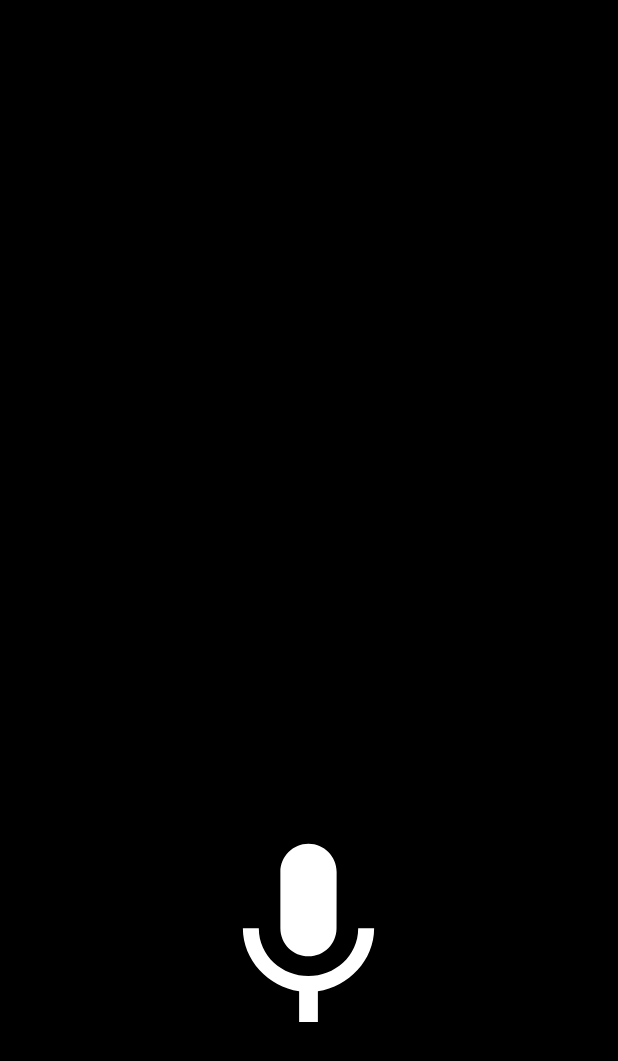
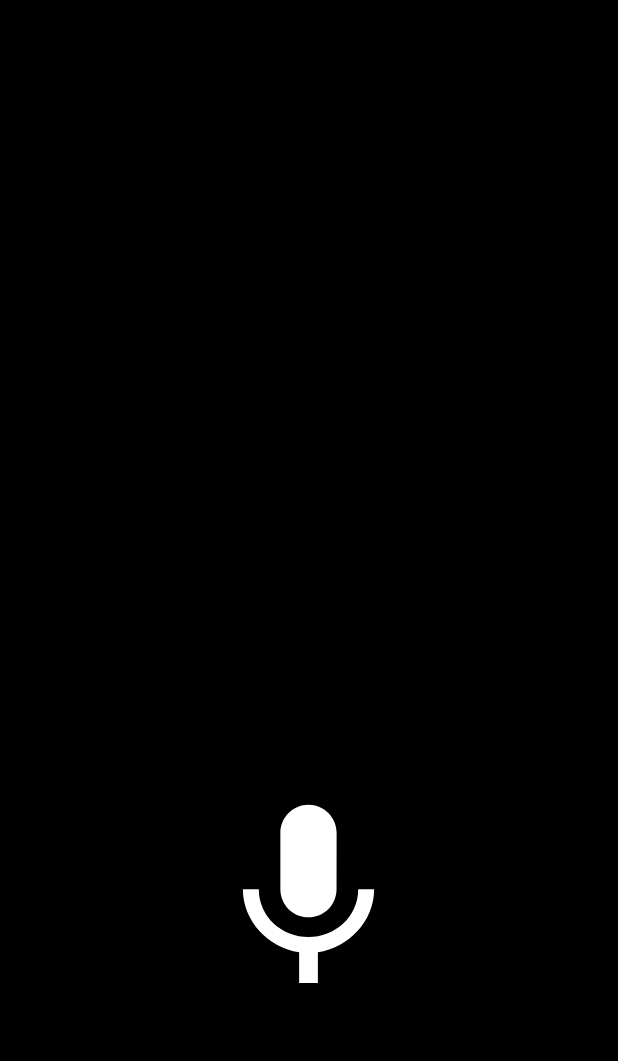
Before and after one commit to Leoxhiu/Vizio, an Android app built with Jetpack Compose: the screen it shows after launch (MainActivity), on a phone screen of 412 x 824 dp. Shown: the top 1061 px of the screen. Run offline under Robolectric (Android 15) with nearby library versions, the phone set to English and light mode, and no system bars; libraries missing offline, so code that uses them is left out: org.tensorflow.lite; 3 statements that could not run were skipped.

Commit message:
Increase area of triggering speech recognition Add haptic feedback on successful voice command Change initialisation of speech recognition to the start of tts

```diff
--- a/app/src/main/java/com/example/vizio/MainActivity.kt
+++ b/app/src/main/java/com/example/vizio/MainActivity.kt
@@ -21,6 +21,7 @@ import android.speech.tts.TextToSpeech
 import android.speech.tts.UtteranceProgressListener
 import android.util.Log
 import android.view.TextureView
+import android.view.View
 import android.widget.ImageView
 import android.widget.Toast
 import androidx.activity.ComponentActivity
@@ -158,11 +159,10 @@ class MainActivity : ComponentActivity() {
                     tts?.setOnUtteranceProgressListener(object : UtteranceProgressListener() {
                         override fun onStart(utteranceId: String?) {
                             // Called when the TTS starts speaking
+                            initializeSpeechRecognition()
                         }
 
                         override fun onDone(utteranceId: String?) {
-                            // Called when the TTS finishes speaking
-                            initializeSpeechRecognition()
                         }
 
                         override fun onError(utteranceId: String?) {
@@ -243,18 +243,26 @@ class MainActivity : ComponentActivity() {
             for (command in voiceCommands) {
                 val regex = command.pattern.toRegex()
                 val matchResult = regex.find(recognizedText)
+                val vibrator = getSystemService(Context.VIBRATOR_SERVICE) as Vibrator
                 if (matchResult != null) {
                     command.handler(matchResult)
                     matched = true
                     speak = true
                     tts?.speak("Your command will be executed.", TextToSpeech.QUEUE_FLUSH, null, null)
+                    // Trigger haptic feedback
+                    if (Build.VERSION.SDK_INT >= Build.VERSION_CODES.O) {
+                        vibrator.vibrate(VibrationEffect.createOneShot(500, VibrationEffect.DEFAULT_AMPLITUDE))
+                    } else {
+                        // For devices below API level 26
+                        vibrator.vibrate(500)
+                    }
                     break
                 }
             }
 
             if (!matched) {
                 speak = true
-                tts?.speak("Unrecognized command. Please try again.", TextToSpeech.QUEUE_FLUSH, null, null)
+                tts?.speak("Unrecognised command. Please try again.", TextToSpeech.QUEUE_FLUSH, null, null)
             }
 
             speak = true
@@ -306,13 +314,13 @@ class LayoutInitializer(private val activity: MainActivity) {
 
     val imageView: ImageView by lazy { activity.findViewById(R.id.ImageView) }
     val textureView: TextureView by lazy { activity.findViewById(R.id.textureView) }
-    val inputMic: ImageView by lazy { activity.findViewById(R.id.inputMic) }
+    val inputArea: View by lazy { activity.findViewById(R.id.inputArea) }
 
     fun initialize() {
 
         val vibrator = activity.getSystemService(Context.VIBRATOR_SERVICE) as Vibrator
 
-        inputMic.setOnClickListener {
+        inputArea.setOnClickListener {
             // Trigger haptic feedback
             if (Build.VERSION.SDK_INT >= Build.VERSION_CODES.O) {
                 vibrator.vibrate(VibrationEffect.createOneShot(500, VibrationEffect.DEFAULT_AMPLITUDE))
--- a/app/src/main/res/layout/activity_main.xml
+++ b/app/src/main/res/layout/activity_main.xml
@@ -16,13 +16,22 @@
         android:id="@+id/ImageView"
         android:contentDescription="@string/display" />
 
-    <!--creating a simple image view for mic-->
+    <!-- Transparent View to define the clickable area -->
+    <View
+        android:id="@+id/inputArea"
+        android:layout_width="match_parent"
+        android:layout_height="300dp"
+        android:layout_alignParentBottom="true"
+        android:background="@android:color/transparent"/>
+
+    <!-- Mic ImageView centered within the clickable area -->
     <ImageView
         android:id="@+id/inputMic"
         android:layout_width="150dp"
         android:layout_height="150dp"
+        android:layout_centerInParent="true"
+        android:layout_alignTop="@id/inputArea"
         android:layout_centerHorizontal="true"
-        android:layout_marginTop="550dp"
         android:src="@drawable/baseline_mic_24"
         android:contentDescription="@string/uservoiceinput" />
 
```
